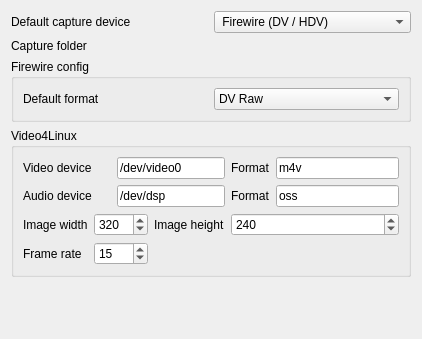
The window that src/widgets/configcapture_ui.ui (KDE/kdenlive) describes before a commit, drawn with Qt 5.
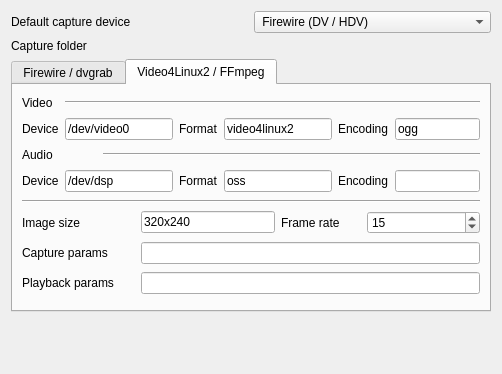
The same window after the commit. The open tabs and pages were chosen to show the change. Custom widgets are drawn as their Qt base class.

Commit message: Add command line for advanced video4linux config

Diff of the .ui file:
```diff
--- a/src/widgets/configcapture_ui.ui
+++ b/src/widgets/configcapture_ui.ui
@@ -5,8 +5,8 @@
    <rect>
     <x>0</x>
     <y>0</y>
-    <width>422</width>
-    <height>339</height>
+    <width>502</width>
+    <height>374</height>
    </rect>
   </property>
   <layout class="QGridLayout" name="gridLayout_3" >
@@ -32,10 +32,28 @@
     </widget>
    </item>
    <item row="2" column="0" colspan="2" >
-    <widget class="QGroupBox" name="groupBox" >
-     <property name="title" >
-      <string>Firewire config</string>
+    <widget class="QTabWidget" name="tabWidget" >
+     <property name="minimumSize" >
+      <size>
+       <width>401</width>
+       <height>0</height>
+      </size>
      </property>
+     <property name="currentIndex" >
+      <number>0</number>
+     </property>
+     <widget class="QWidget" name="tab" >
+      <property name="geometry" >
+       <rect>
+        <x>0</x>
+        <y>0</y>
+        <width>482</width>
+        <height>233</height>
+       </rect>
+      </property>
+      <attribute name="title" >
+       <string>Firewire / dvgrab</string>
+      </attribute>
      <layout class="QGridLayout" name="gridLayout_2" >
       <item row="0" column="0" >
        <widget class="QLabel" name="label_2" >
@@ -44,7 +62,7 @@
         </property>
        </widget>
       </item>
-      <item row="0" column="1" >
+       <item row="0" column="1" colspan="2" >
        <widget class="KComboBox" name="kcfg_firewireformat" >
         <item>
          <property name="text" >
@@ -68,123 +86,295 @@
         </item>
        </widget>
       </item>
-     </layout>
-    </widget>
-   </item>
-   <item row="3" column="0" colspan="2" >
-    <widget class="QGroupBox" name="groupBox_2" >
-     <property name="title" >
-      <string>Video4Linux</string>
-     </property>
+       <item row="0" column="3" >
+        <spacer name="horizontalSpacer" >
+         <property name="orientation" >
+          <enum>Qt::Horizontal</enum>
+         </property>
+         <property name="sizeHint" stdset="0" >
+          <size>
+           <width>241</width>
+           <height>20</height>
+          </size>
+         </property>
+        </spacer>
+       </item>
+       <item row="1" column="2" >
+        <spacer name="verticalSpacer_2" >
+         <property name="orientation" >
+          <enum>Qt::Vertical</enum>
+         </property>
+         <property name="sizeHint" stdset="0" >
+          <size>
+           <width>20</width>
+           <height>188</height>
+          </size>
+         </property>
+        </spacer>
+       </item>
+      </layout>
+     </widget>
+     <widget class="QWidget" name="tab_2" >
+      <property name="geometry" >
+       <rect>
+        <x>0</x>
+        <y>0</y>
+        <width>482</width>
+        <height>233</height>
+       </rect>
+      </property>
+      <attribute name="title" >
+       <string>Video4Linux2 / FFmpeg</string>
+      </attribute>
      <layout class="QGridLayout" name="gridLayout" >
-      <item row="0" column="0" colspan="2" >
+       <item row="0" column="0" >
        <widget class="QLabel" name="label_7" >
         <property name="text" >
-         <string>Video device</string>
+          <string>Video</string>
         </property>
        </widget>
       </item>
-      <item row="0" column="2" colspan="2" >
+       <item row="0" column="1" colspan="9" >
+        <widget class="Line" name="line" >
+         <property name="orientation" >
+          <enum>Qt::Horizontal</enum>
+         </property>
+        </widget>
+       </item>
+       <item row="1" column="0" >
+        <widget class="QLabel" name="label_14" >
+         <property name="text" >
+          <string>Device</string>
+         </property>
+        </widget>
+       </item>
+       <item row="1" column="1" colspan="3" >
        <widget class="KLineEdit" name="kcfg_video4vdevice" >
+         <property name="sizePolicy" >
+          <sizepolicy vsizetype="Fixed" hsizetype="MinimumExpanding" >
+           <horstretch>0</horstretch>
+           <verstretch>0</verstretch>
+          </sizepolicy>
+         </property>
         <property name="text" >
          <string>/dev/video0</string>
         </property>
        </widget>
       </item>
-      <item row="0" column="4" >
+       <item row="1" column="4" >
        <widget class="QLabel" name="label_3" >
+         <property name="sizePolicy" >
+          <sizepolicy vsizetype="Preferred" hsizetype="Maximum" >
+           <horstretch>0</horstretch>
+           <verstretch>0</verstretch>
+          </sizepolicy>
+         </property>
         <property name="text" >
          <string>Format</string>
         </property>
        </widget>
       </item>
-      <item row="0" column="5" >
+       <item row="1" column="5" colspan="2" >
        <widget class="KLineEdit" name="kcfg_video4vformat" >
+         <property name="sizePolicy" >
+          <sizepolicy vsizetype="Fixed" hsizetype="MinimumExpanding" >
+           <horstretch>0</horstretch>
+           <verstretch>0</verstretch>
+          </sizepolicy>
+         </property>
         <property name="text" >
-         <string>m4v</string>
+          <string>video4linux2</string>
         </property>
        </widget>
       </item>
-      <item row="1" column="0" colspan="2" >
-       <widget class="QLabel" name="label_8" >
+       <item row="1" column="7" colspan="2" >
+        <widget class="QLabel" name="label_5" >
+         <property name="sizePolicy" >
+          <sizepolicy vsizetype="Preferred" hsizetype="Maximum" >
+           <horstretch>0</horstretch>
+           <verstretch>0</verstretch>
+          </sizepolicy>
+         </property>
         <property name="text" >
-         <string>Audio device</string>
+          <string>Encoding</string>
         </property>
        </widget>
       </item>
-      <item row="1" column="2" colspan="2" >
+       <item row="1" column="9" >
+        <widget class="KLineEdit" name="kcfg_video4vencoding" >
+         <property name="sizePolicy" >
+          <sizepolicy vsizetype="Fixed" hsizetype="MinimumExpanding" >
+           <horstretch>0</horstretch>
+           <verstretch>0</verstretch>
+          </sizepolicy>
+         </property>
+         <property name="text" >
+          <string>ogg</string>
+         </property>
+        </widget>
+       </item>
+       <item row="2" column="0" colspan="2" >
+        <widget class="QLabel" name="label_15" >
+         <property name="text" >
+          <string>Audio</string>
+         </property>
+        </widget>
+       </item>
+       <item row="2" column="2" colspan="8" >
+        <widget class="Line" name="line_2" >
+         <property name="orientation" >
+          <enum>Qt::Horizontal</enum>
+         </property>
+        </widget>
+       </item>
+       <item row="3" column="0" >
+        <widget class="QLabel" name="label_16" >
+         <property name="text" >
+          <string>Device</string>
+         </property>
+        </widget>
+       </item>
+       <item row="3" column="1" colspan="3" >
        <widget class="KLineEdit" name="kcfg_video4adevice" >
         <property name="text" >
          <string>/dev/dsp</string>
         </property>
        </widget>
       </item>
-      <item row="1" column="4" >
+       <item row="3" column="4" >
        <widget class="QLabel" name="label_9" >
+         <property name="sizePolicy" >
+          <sizepolicy vsizetype="Preferred" hsizetype="Maximum" >
+           <horstretch>0</horstretch>
+           <verstretch>0</verstretch>
+          </sizepolicy>
+         </property>
         <property name="text" >
          <string>Format</string>
         </property>
        </widget>
       </item>
-      <item row="1" column="5" >
+       <item row="3" column="5" colspan="2" >
        <widget class="KLineEdit" name="kcfg_video4aformat" >
+         <property name="sizePolicy" >
+          <sizepolicy vsizetype="Fixed" hsizetype="MinimumExpanding" >
+           <horstretch>0</horstretch>
+           <verstretch>0</verstretch>
+          </sizepolicy>
+         </property>
         <property name="text" >
          <string>oss</string>
         </property>
        </widget>
       </item>
-      <item row="2" column="0" >
+       <item row="3" column="7" colspan="2" >
+        <widget class="QLabel" name="label_13" >
+         <property name="sizePolicy" >
+          <sizepolicy vsizetype="Preferred" hsizetype="Maximum" >
+           <horstretch>0</horstretch>
+           <verstretch>0</verstretch>
+          </sizepolicy>
+         </property>
+         <property name="text" >
+          <string>Encoding</string>
+         </property>
+        </widget>
+       </item>
+       <item row="3" column="9" >
+        <widget class="KLineEdit" name="kcfg_video4aencoding" >
+         <property name="sizePolicy" >
+          <sizepolicy vsizetype="Fixed" hsizetype="MinimumExpanding" >
+           <horstretch>0</horstretch>
+           <verstretch>0</verstretch>
+          </sizepolicy>
+         </property>
+        </widget>
+       </item>
+       <item row="4" column="0" colspan="10" >
+        <widget class="Line" name="line_3" >
+         <property name="orientation" >
+          <enum>Qt::Horizontal</enum>
+         </property>
+        </widget>
+       </item>
+       <item row="5" column="0" colspan="3" >
        <widget class="QLabel" name="label_4" >
         <property name="text" >
-         <string>Image width</string>
+          <string>Image size</string>
         </property>
        </widget>
       </item>
-      <item row="2" column="1" colspan="2" >
-       <widget class="QSpinBox" name="kcfg_video4width" >
-        <property name="maximum" >
-         <number>2000</number>
-        </property>
-        <property name="value" >
-         <number>320</number>
-        </property>
-       </widget>
-      </item>
-      <item row="2" column="3" >
-       <widget class="QLabel" name="label_5" >
+       <item row="5" column="3" colspan="3" >
+        <widget class="KLineEdit" name="kcfg_video4size" >
         <property name="text" >
-         <string>Image height</string>
+          <string>320x240</string>
         </property>
        </widget>
       </item>
-      <item row="2" column="4" colspan="2" >
-       <widget class="QSpinBox" name="kcfg_video4height" >
-        <property name="maximum" >
-         <number>2000</number>
-        </property>
-        <property name="value" >
-         <number>240</number>
-        </property>
-       </widget>
-      </item>
-      <item row="3" column="0" >
+       <item row="5" column="6" colspan="2" >
        <widget class="QLabel" name="label_6" >
         <property name="text" >
          <string>Frame rate</string>
         </property>
        </widget>
       </item>
-      <item row="3" column="1" colspan="2" >
+       <item row="5" column="8" colspan="2" >
        <widget class="QSpinBox" name="kcfg_video4rate" >
         <property name="value" >
          <number>15</number>
         </property>
        </widget>
       </item>
-     </layout>
+       <item row="6" column="0" colspan="3" >
+        <widget class="QLabel" name="label_11" >
+         <property name="text" >
+          <string>Capture params</string>
+         </property>
+        </widget>
+       </item>
+       <item row="6" column="3" colspan="7" >
+        <widget class="KLineEdit" name="kcfg_video4capture" />
+       </item>
+       <item row="7" column="0" colspan="3" >
+        <widget class="QLabel" name="label_12" >
+         <property name="text" >
+          <string>Playback params</string>
+         </property>
+        </widget>
+       </item>
+       <item row="7" column="3" colspan="7" >
+        <widget class="KLineEdit" name="kcfg_video4playback" />
+       </item>
+      </layout>
+      <zorder>kcfg_video4vdevice</zorder>
+      <zorder>label_7</zorder>
+      <zorder>line</zorder>
+      <zorder>label_3</zorder>
+      <zorder>label_5</zorder>
+      <zorder>kcfg_video4vformat</zorder>
+      <zorder>kcfg_video4vencoding</zorder>
+      <zorder>label_14</zorder>
+      <zorder>kcfg_video4aencoding</zorder>
+      <zorder>kcfg_video4adevice</zorder>
+      <zorder>line_2</zorder>
+      <zorder>label_9</zorder>
+      <zorder>label_16</zorder>
+      <zorder>label_15</zorder>
+      <zorder>label_13</zorder>
+      <zorder>line_3</zorder>
+      <zorder>label_4</zorder>
+      <zorder>label_6</zorder>
+      <zorder>kcfg_video4size</zorder>
+      <zorder>label_11</zorder>
+      <zorder>kcfg_video4rate</zorder>
+      <zorder>kcfg_video4capture</zorder>
+      <zorder>kcfg_video4playback</zorder>
+      <zorder>label_12</zorder>
+      <zorder>kcfg_video4aformat</zorder>
+     </widget>
     </widget>
    </item>
-   <item row="4" column="0" colspan="2" >
+   <item row="3" column="1" >
     <spacer name="verticalSpacer" >
      <property name="orientation" >
       <enum>Qt::Vertical</enum>
```
Left out of the diff: 20 changed lines with no effect on the pictures. Lines whose indentation alone changed are shown as unchanged. The commit also changes 4 other files.
